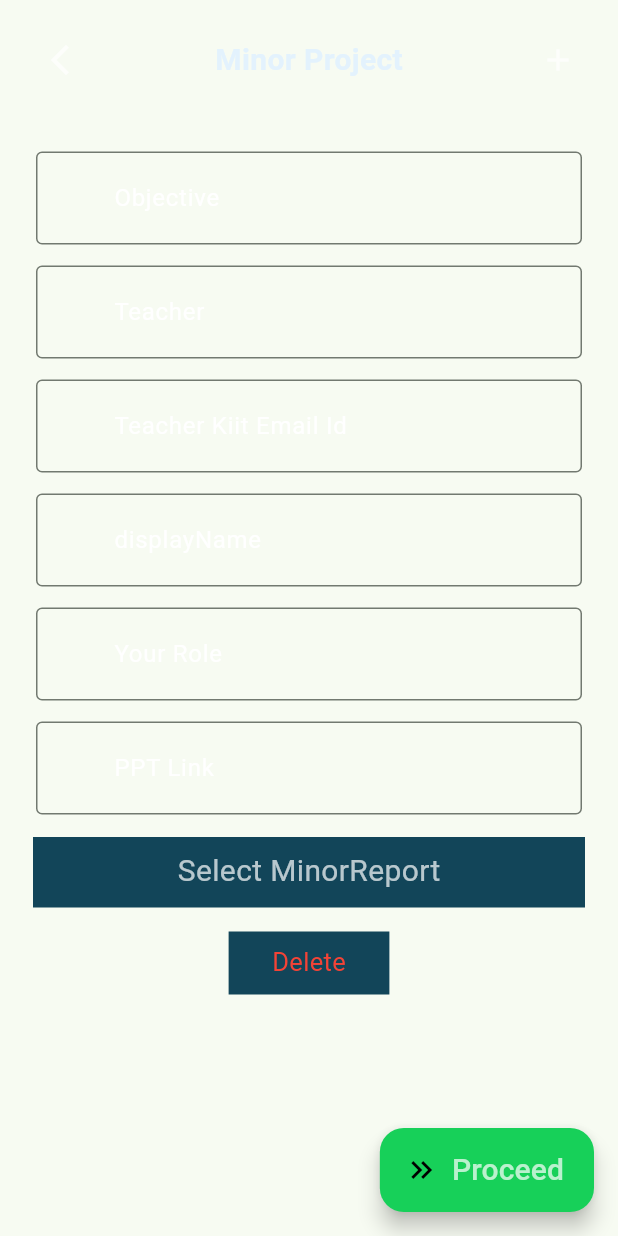
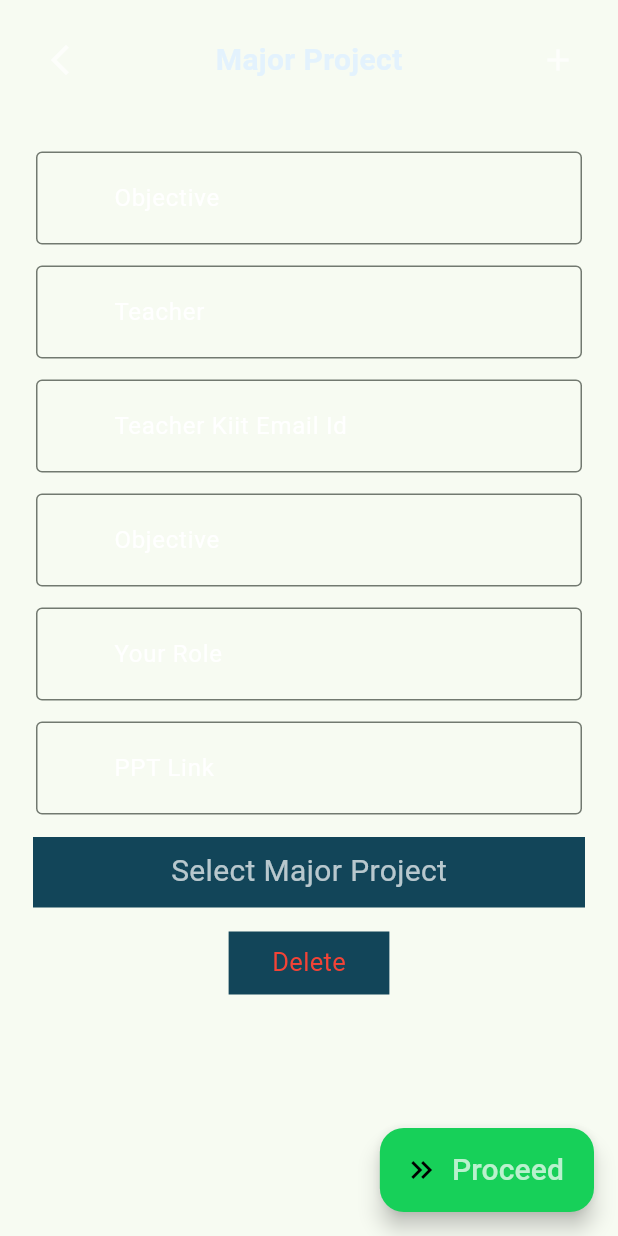
Before and after one commit to Vaibhavyadav350/tnp_kiit, a Flutter app: the MajorProject widget shown alone on an empty page, opened directly, on a phone screen of 412 x 824 dp. Run offline on Flutter 3.47's test engine with Material 3 defaults, Android fonts, the phone set to English and light mode, and no system bars; our stand-ins replace awesome_snackbar_content, cloud_firestore, file_picker, firebase_auth, firebase_core, firebase_storage and 7 more; missing offline and left inert: flutter_slimy_card, inkblob_navigation_bar; accounts and stored records are empty; project files that could hold a hidden picture were left out.

Commit message:
Major/Minor Added

```diff
--- a/lib/user/member/sem/majorproject.dart
+++ b/lib/user/member/sem/majorproject.dart
@@ -14,13 +14,13 @@ class MajorProject extends StatelessWidget {
         .addTextField("Objective")
         .addTextField("Teacher")
         .addTextField("Teacher Kiit Email Id")
-        .addTextField("displayName")
+        .addTextField("Objective")
         .addTextField("Your Role")
         .addTextField("PPT Link")
-        .addFileUploadButton("MinorReport",
+        .addFileUploadButton("Major Project",
         type: FileType.custom,
         allowedExtensions: [
           "pdf"
-        ]).build("Minor Project",(c) => const EightSemesterPerformance());
+        ]).build("Major Project",(c) => const EightSemesterPerformance());
   }
 }
--- a/lib/user/member/sem/minorproject.dart
+++ b/lib/user/member/sem/minorproject.dart
@@ -10,10 +10,10 @@ class MinorProject extends StatelessWidget {
   @override
   Widget build(BuildContext context) {
     return FormBuilder()
-        .addTextField("Objective")
+        .addTextField("Project Name")
         .addTextField("Teacher")
         .addTextField("Teacher Kiit Email Id")
-        .addTextField("displayName")
+        .addTextField("Objective")
         .addTextField("Your Role")
         .addTextField("PPT Link")
         .addFileUploadButton("MinorReport",
```
Also changed, not shown: lib/user/home/HomePage.dart (+15 -12 lines).
